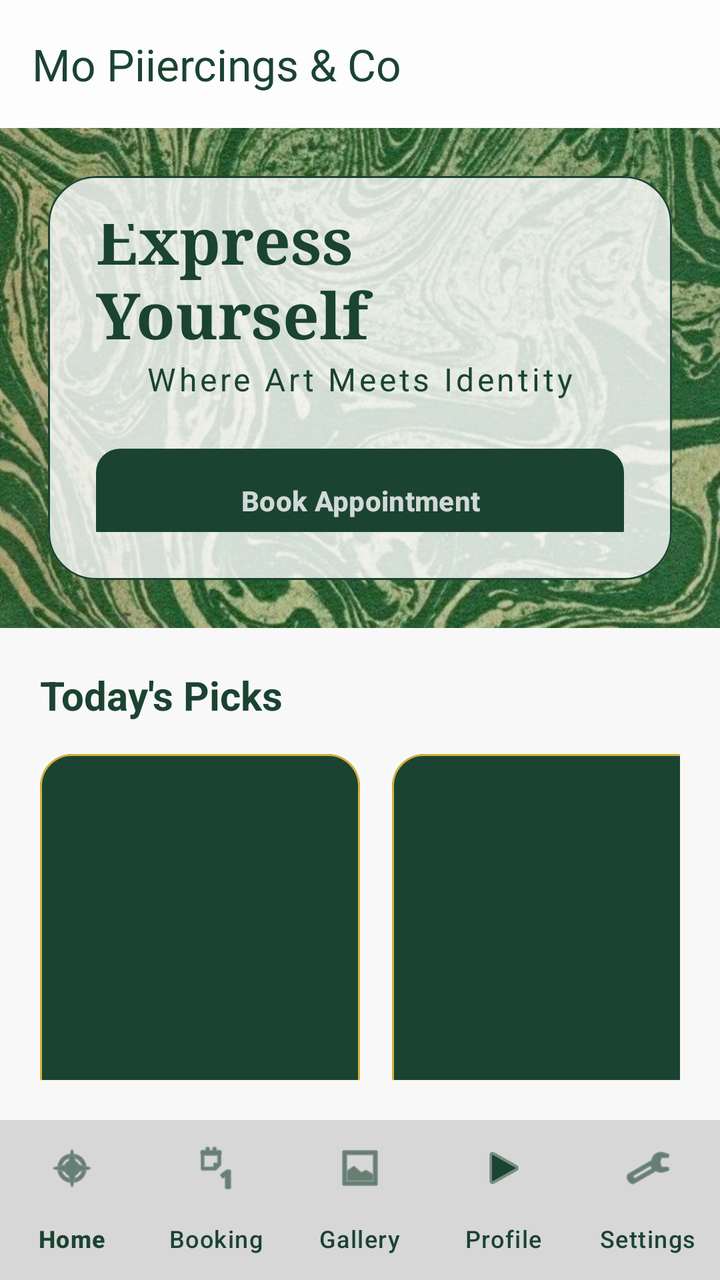
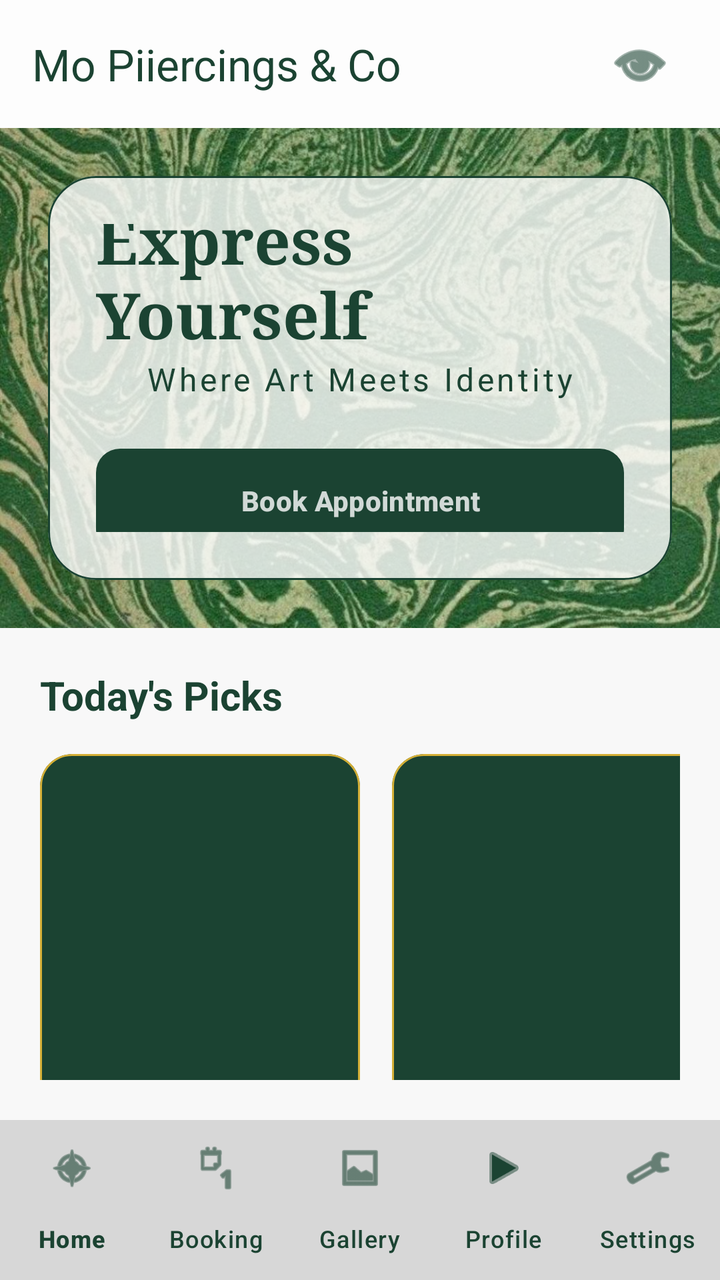

The first picture is an Android layout as it rendered before a commit; the second is the same layout after the commit. The layout source and the unified diff follow.
<!-- AndroidManifest.xml: application theme Theme.Moes -->
<!-- res/layout/activity_main.xml -->
<?xml version="1.0" encoding="utf-8"?>
<RelativeLayout xmlns:android="http://schemas.android.com/apk/res/android"
    xmlns:app="http://schemas.android.com/apk/res-auto"
    xmlns:tools="http://schemas.android.com/tools"
    android:id="@+id/main"
    android:layout_width="match_parent"
    android:layout_height="match_parent"
    android:background="@color/bg_light"
    tools:context=".MainActivity">

    
    
    <com.google.android.material.appbar.AppBarLayout
        android:layout_width="match_parent"
        android:layout_height="wrap_content"
        android:id="@+id/navBar"
        android:background="@color/glass_white">

        <androidx.appcompat.widget.Toolbar
            android:id="@+id/toolbar"
            android:layout_width="match_parent"
            android:layout_height="?attr/actionBarSize"
            app:title="Mo Piiercings &amp; Co"
            app:titleTextColor="@color/moes_forest_green" />
    </com.google.android.material.appbar.AppBarLayout>

    <androidx.core.widget.NestedScrollView
        android:layout_width="match_parent"
        android:layout_height="match_parent"
        android:layout_marginBottom="100dp"
        app:layout_behavior="@string/appbar_scrolling_view_behavior">

        <LinearLayout
            android:layout_width="match_parent"
            android:layout_height="wrap_content"
            android:orientation="vertical"
            android:layout_marginTop="0dp">

            
            <FrameLayout
                android:layout_width="match_parent"
                android:layout_height="250dp"
                android:layout_marginTop="64dp">

                
                <ImageView
                    android:layout_width="match_parent"
                    android:layout_height="match_parent"
                    android:scaleType="centerCrop"
                    android:src="@drawable/luxury_studio_bg1"
                    android:contentDescription="Hero Background" />

                

                
                <com.google.android.material.card.MaterialCardView
                    android:layout_width="match_parent"
                    android:layout_height="wrap_content"
                    android:layout_gravity="bottom"
                    android:layout_margin="24dp"
                    app:cardBackgroundColor="@color/glass_white"
                    app:cardCornerRadius="24dp"
                    app:cardElevation="0dp"
                    app:strokeWidth="1dp"
                    app:strokeColor="@color/moes_forest_green">

                    <LinearLayout
                        android:layout_width="match_parent"
                        android:layout_height="wrap_content"
                        android:orientation="vertical"
                        android:padding="24dp"
                        android:gravity="center">

                        <TextView
                            android:layout_width="wrap_content"
                            android:layout_height="wrap_content"
                            android:text="Express Yourself"
                            android:textColor="@color/moes_forest_green"
                            android:textSize="32sp"
                            android:textStyle="bold"
                            android:fontFamily="serif" />

                        <TextView
                            android:layout_width="wrap_content"
                            android:layout_height="wrap_content"
                            android:text="Where Art Meets Identity"
                            android:textColor="@color/moes_forest_green"
                            android:textSize="16sp"
                            android:letterSpacing="0.1" />

                        <com.google.android.material.button.MaterialButton
                            android:id="@+id/btnHeroBook"
                            android:layout_width="match_parent"
                            android:layout_height="60dp"
                            android:layout_marginTop="20dp"
                            android:text="Book Appointment"
                            android:textColor="@color/glass_white"
                            android:textStyle="bold"
                            app:backgroundTint="@color/moes_forest_green"
                            app:cornerRadius="12dp" />


                    </LinearLayout>
                </com.google.android.material.card.MaterialCardView>
            </FrameLayout>


            

            <LinearLayout
                android:layout_width="match_parent"
                android:layout_height="wrap_content"
                android:layout_marginTop="0dp"
                android:orientation="vertical"
                android:padding="20dp">

                <TextView
                    android:layout_width="wrap_content"
                    android:layout_height="wrap_content"
                    android:layout_marginBottom="16dp"

                    android:text="Today's Picks"
                    android:textColor="@color/moes_forest_green"
                    android:textSize="20sp"
                    android:textStyle="bold" />

                <HorizontalScrollView
                    android:layout_width="match_parent"
                    android:layout_height="wrap_content"
                    android:scrollbars="none">

                    <LinearLayout
                        android:layout_width="wrap_content"
                        android:layout_height="wrap_content"

                        android:orientation="horizontal">

                        
                        <com.google.android.material.card.MaterialCardView
                            android:layout_width="160dp"
                            android:layout_height="220dp"
                            android:layout_marginEnd="16dp"
                            android:src="@drawable/ear_3"
                            app:cardBackgroundColor="@color/moes_forest_green"
                            app:cardCornerRadius="16dp"
                            app:strokeColor="@color/accent_gold"
                            app:strokeWidth="1dp">

                            
                        </com.google.android.material.card.MaterialCardView>

                        
                        <com.google.android.material.card.MaterialCardView
                            android:layout_width="160dp"
                            android:layout_height="220dp"
                            android:layout_marginEnd="16dp"
                            app:cardBackgroundColor="@color/moes_forest_green"
                            app:cardCornerRadius="16dp"
                            app:strokeColor="@color/accent_gold"
                            app:strokeWidth="1dp">

                            
                        </com.google.android.material.card.MaterialCardView>

                        
                        <com.google.android.material.card.MaterialCardView
                            android:layout_width="160dp"
                            android:layout_height="220dp"
                            android:layout_marginEnd="16dp"
                            app:cardBackgroundColor="@color/moes_forest_green"
                            app:cardCornerRadius="16dp"
                            app:strokeColor="@color/accent_gold"
                            app:strokeWidth="1dp">

                            
                        </com.google.android.material.card.MaterialCardView>

                        
                    </LinearLayout>
                </HorizontalScrollView>

                <androidx.core.widget.NestedScrollView
                    android:id="@+id/dashboardScrollView"
                    android:layout_width="match_parent"
                    android:layout_height="match_parent"
                    android:fillViewport="true">

                </androidx.core.widget.NestedScrollView>
            </LinearLayout>

            <LinearLayout
                android:layout_width="match_parent"
                android:layout_height="wrap_content"
                android:layout_margin="@dimen/cardview_default_elevation"
                android:layout_marginBottom="100dp"
                android:orientation="vertical"
                android:padding="16dp">


                
                <TextView
                    android:layout_width="wrap_content"
                    android:layout_height="wrap_content"

                    android:layout_marginStart="@dimen/cardview_default_elevation"
                    android:text="Today's Pick's"
                    android:textColor="@color/moes_forest_green"
                    android:textSize="18sp"
                    android:textStyle="bold" />

                
                <HorizontalScrollView
                    android:layout_width="match_parent"
                    android:layout_height="wrap_content"
                    android:layout_marginTop="120dp"
                    android:scrollbars="none">

                    <LinearLayout
                        android:id="@+id/layoutProductCards"
                        android:layout_width="wrap_content"
                        android:layout_height="wrap_content"

                        android:orientation="horizontal">

                        
                        <androidx.cardview.widget.CardView
                            android:layout_width="150dp"
                            android:layout_height="180dp"
                            android:layout_marginEnd="12dp"
                            app:cardCornerRadius="12dp"

                            app:cardElevation="4dp">

                            <LinearLayout
                                android:layout_width="match_parent"
                                android:layout_height="match_parent"
                                android:background="@color/moes_forest_green"
                                android:gravity="center_horizontal"
                                android:orientation="vertical"
                                android:padding="8dp">

                                <ImageView
                                    android:layout_width="match_parent"
                                    android:layout_height="110dp"
                                    android:contentDescription="jewelry_1"
                                    android:scaleType="centerCrop"
                                    android:src="@drawable/jewelry_1" />

                                <TextView
                                    android:layout_width="wrap_content"
                                    android:layout_height="wrap_content"
                                    android:layout_marginTop="8dp"
                                    android:text="Signature Dish"
                                    android:textColor="@color/white"
                                    android:textStyle="bold" />
                            </LinearLayout>
                        </androidx.cardview.widget.CardView>

                        
                        <androidx.cardview.widget.CardView
                            android:layout_width="150dp"
                            android:layout_height="180dp"
                            android:layout_marginEnd="12dp"
                            app:cardCornerRadius="12dp"
                            app:cardElevation="4dp">

                            <LinearLayout
                                android:layout_width="match_parent"
                                android:layout_height="match_parent"
                                android:background="@color/moes_forest_green"
                                android:gravity="center_horizontal"
                                android:orientation="vertical"
                                android:padding="8dp">

                                <ImageView
                                    android:layout_width="match_parent"
                                    android:layout_height="110dp"
                                    android:contentDescription="Product 2"
                                    android:scaleType="centerCrop"
                                    android:src="@drawable/jewelry_2"/>

                                <TextView
                                    android:layout_width="wrap_content"
                                    android:layout_height="wrap_content"
                                    android:layout_marginTop="8dp"
                                    android:text="Special Combo"
                                    android:textColor="@color/white"
                                    android:textStyle="bold" />
                            </LinearLayout>
                        </androidx.cardview.widget.CardView>

                        
                        <androidx.cardview.widget.CardView
                            android:layout_width="150dp"
                            android:layout_height="180dp"
                            android:layout_marginEnd="12dp"
                            app:cardCornerRadius="12dp"
                            app:cardElevation="4dp">

                            <LinearLayout
                                android:layout_width="match_parent"
                                android:layout_height="match_parent"
                                android:background="@color/moes_forest_green"
                                android:gravity="center_horizontal"
                                android:orientation="vertical"
                                android:padding="8dp">

                                <ImageView
                                    android:layout_width="match_parent"
                                    android:layout_height="110dp"
                                    android:contentDescription="Product 3"
                                    android:scaleType="centerCrop"
                                    android:src="@drawable/ear_1" />

                                <TextView
                                    android:layout_width="wrap_content"
                                    android:layout_height="wrap_content"
                                    android:layout_marginTop="8dp"
                                    android:text="Refreshing Drink"
                                    android:textColor="@color/white"
                                    android:textStyle="bold" />
                            </LinearLayout>
                        </androidx.cardview.widget.CardView>

                        
                        <androidx.cardview.widget.CardView
                            android:layout_width="150dp"
                            android:layout_height="180dp"
                            app:cardCornerRadius="12dp"
                            app:cardElevation="4dp">

                            <LinearLayout
                                android:layout_width="match_parent"
                                android:layout_height="match_parent"
                                android:background="@color/moes_forest_green"
                                android:gravity="center_horizontal"
                                android:orientation="vertical"
                                android:padding="8dp">

                                <ImageView
                                    android:layout_width="match_parent"
                                    android:layout_height="110dp"
                                    android:contentDescription="Product 4"
                                    android:scaleType="centerCrop"
                                    android:src="@drawable/ear_2" />

                                <TextView
                                    android:layout_width="wrap_content"
                                    android:layout_height="wrap_content"
                                    android:layout_marginTop="8dp"
                                    android:text="Dessert Treat"
                                    android:textColor="@color/white"
                                    android:textStyle="bold" />
                            </LinearLayout>
                        </androidx.cardview.widget.CardView>

                    </LinearLayout>
                </HorizontalScrollView>

                

            </LinearLayout>

        </LinearLayout>
    </androidx.core.widget.NestedScrollView>




    
    
    <com.google.android.material.bottomnavigation.BottomNavigationView
        android:id="@+id/bottomNavigation"
        android:layout_width="match_parent"
        android:layout_height="wrap_content"
        android:layout_marginBottom="0dp"

        android:layout_alignParentBottom="true"
        android:background="#22000000"
        app:itemIconTint="@color/moes_forest_green"
        app:itemTextColor="@color/moes_forest_green"
        app:labelVisibilityMode="labeled"
        app:menu="@menu/bottom_nav_menu" />

</RelativeLayout>
<!-- resources referenced by this layout -->
<resources>
  <color name="accent_gold">#D4AF37</color>
  <color name="bg_light">#F8F8F8</color>
  <color name="glass_white">#CCFFFFFF</color>
  <color name="moes_forest_green">#1B4332</color>
  <color name="white">#FFFFFF</color>
  <!-- drawable ear_1: jpeg bitmap (drawable, 28945 bytes) -->
  <!-- drawable ear_2: jpeg bitmap (drawable, 40538 bytes) -->
  <!-- drawable ear_3: jpeg bitmap (drawable, 32710 bytes) -->
  <!-- drawable jewelry_1: webp bitmap (drawable, 3452 bytes) -->
  <!-- drawable jewelry_2: webp bitmap (drawable, 4262 bytes) -->
  <!-- drawable luxury_studio_bg1: jpeg bitmap (drawable, 199281 bytes) -->
  <style name="Theme.Moes" parent="Theme.Material3.DayNight.NoActionBar">
      
      <item name="colorPrimary">@color/moes_forest_green</item>
      <item name="colorOnPrimary">@color/moes_gold</item>
  
      
      <item name="colorSecondary">@color/moes_gold</item>
      <item name="colorOnSecondary">@color/white</item>
  
      
      <item name="android:windowBackground">@color/moes_cream</item>
      <item name="android:statusBarColor">@color/moes_dark_header</item>
  </style>
  <color name="moes_gold">#C69C35</color>
  <color name="moes_cream">#FDFCF0</color>
  <color name="moes_dark_header">#121212</color>
</resources>

<!-- the commit's change to res/layout/activity_main.xml (unified diff, before → after) -->
@@ -9,19 +9,37 @@
     tools:context=".MainActivity">
 
     
-    
     <com.google.android.material.appbar.AppBarLayout
         android:layout_width="match_parent"
         android:layout_height="wrap_content"
         android:id="@+id/navBar"
         android:background="@color/glass_white">
 
-        <androidx.appcompat.widget.Toolbar
-            android:id="@+id/toolbar"
+        <RelativeLayout
             android:layout_width="match_parent"
-            android:layout_height="?attr/actionBarSize"
-            app:title="Mo Piiercings &amp; Co"
-            app:titleTextColor="@color/moes_forest_green" />
+            android:layout_height="?attr/actionBarSize">
+
+            <androidx.appcompat.widget.Toolbar
+                android:id="@+id/toolbar"
+                android:layout_width="match_parent"
+                android:layout_height="match_parent"
+                app:title="Mo Piiercings &amp; Co"
+                app:titleTextColor="@color/moes_forest_green" />
+
+            <ImageButton
+                android:id="@+id/btnCart"
+                android:layout_width="48dp"
+                android:layout_height="48dp"
+                android:layout_alignParentEnd="true"
+                android:layout_centerVertical="true"
+                android:layout_marginEnd="16dp"
+                android:background="?attr/selectableItemBackgroundBorderless"
+                android:contentDescription="Cart"
+                android:src="@android:drawable/ic_menu_view"
+                app:tint="@color/moes_forest_green"
+                />
+
+        </RelativeLayout>
     </com.google.android.material.appbar.AppBarLayout>
 
     <androidx.core.widget.NestedScrollView
@@ -49,8 +67,6 @@
                     android:scaleType="centerCrop"
                     android:src="@drawable/luxury_studio_bg1"
                     android:contentDescription="Hero Background" />
-
-                
 
                 
                 <com.google.android.material.card.MaterialCardView
@@ -140,16 +156,12 @@
                             android:layout_width="160dp"
                             android:layout_height="220dp"
                             android:layout_marginEnd="16dp"
-                            android:src="@drawable/ear_3"
                             app:cardBackgroundColor="@color/moes_forest_green"
                             app:cardCornerRadius="16dp"
                             app:strokeColor="@color/accent_gold"
                             app:strokeWidth="1dp">
-
-                            
                         </com.google.android.material.card.MaterialCardView>
 
-                        
                         <com.google.android.material.card.MaterialCardView
                             android:layout_width="160dp"
                             android:layout_height="220dp"
@@ -158,11 +170,8 @@
                             app:cardCornerRadius="16dp"
                             app:strokeColor="@color/accent_gold"
                             app:strokeWidth="1dp">
-
-                            
                         </com.google.android.material.card.MaterialCardView>
 
-                        
                         <com.google.android.material.card.MaterialCardView
                             android:layout_width="160dp"
                             android:layout_height="220dp"
@@ -171,11 +180,8 @@
                             app:cardCornerRadius="16dp"
                             app:strokeColor="@color/accent_gold"
                             app:strokeWidth="1dp">
-
-                            
                         </com.google.android.material.card.MaterialCardView>
 
-                        
                     </LinearLayout>
                 </HorizontalScrollView>
 
@@ -212,7 +218,7 @@
                 <HorizontalScrollView
                     android:layout_width="match_parent"
                     android:layout_height="wrap_content"
-                    android:layout_marginTop="120dp"
+                    android:layout_marginTop="20dp"
                     android:scrollbars="none">
 
                     <LinearLayout
@@ -228,7 +234,6 @@
                             android:layout_height="180dp"
                             android:layout_marginEnd="12dp"
                             app:cardCornerRadius="12dp"
-
                             app:cardElevation="4dp">
 
                             <LinearLayout
@@ -357,24 +362,17 @@
                     </LinearLayout>
                 </HorizontalScrollView>
 
-                
-
             </LinearLayout>
 
         </LinearLayout>
     </androidx.core.widget.NestedScrollView>
 
-
-
-
-    
     
     <com.google.android.material.bottomnavigation.BottomNavigationView
         android:id="@+id/bottomNavigation"
         android:layout_width="match_parent"
         android:layout_height="wrap_content"
         android:layout_marginBottom="0dp"
-
         android:layout_alignParentBottom="true"
         android:background="#22000000"
         app:itemIconTint="@color/moes_forest_green"
<!-- resource entries referenced after the edit -->
@@ -7,7 +7,6 @@
   <color name="white">#FFFFFF</color>
   <!-- drawable ear_1: jpeg bitmap (drawable, 28945 bytes) -->
   <!-- drawable ear_2: jpeg bitmap (drawable, 40538 bytes) -->
-  <!-- drawable ear_3: jpeg bitmap (drawable, 32710 bytes) -->
   <!-- drawable jewelry_1: webp bitmap (drawable, 3452 bytes) -->
   <!-- drawable jewelry_2: webp bitmap (drawable, 4262 bytes) -->
   <!-- drawable luxury_studio_bg1: jpeg bitmap (drawable, 199281 bytes) -->
